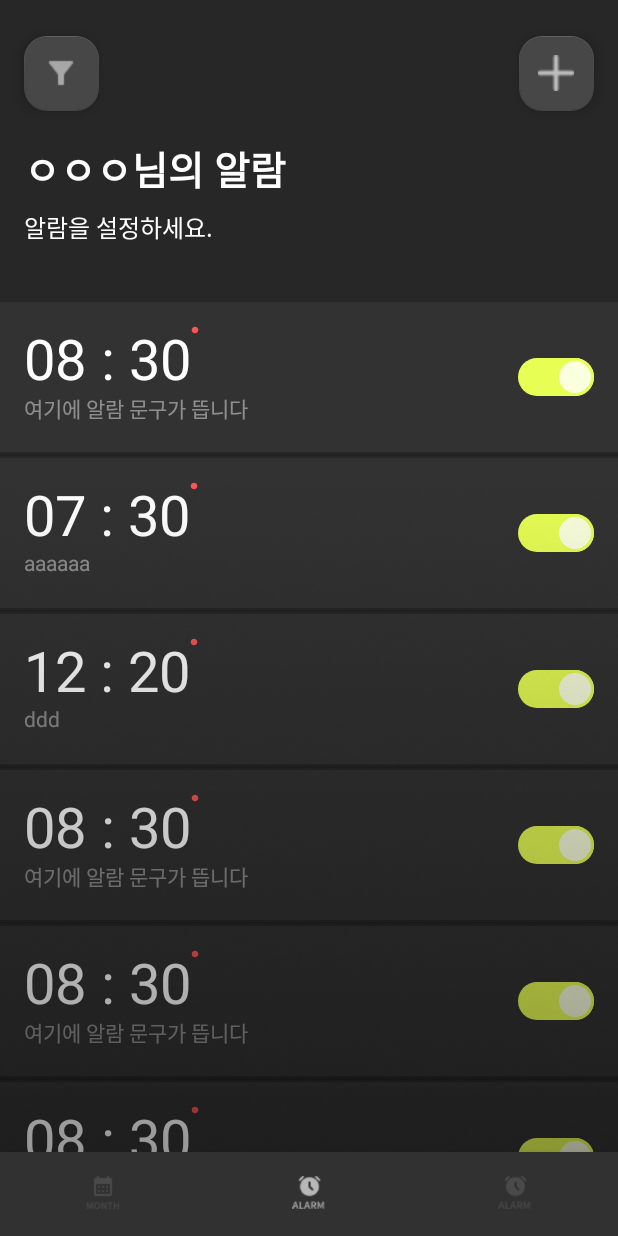
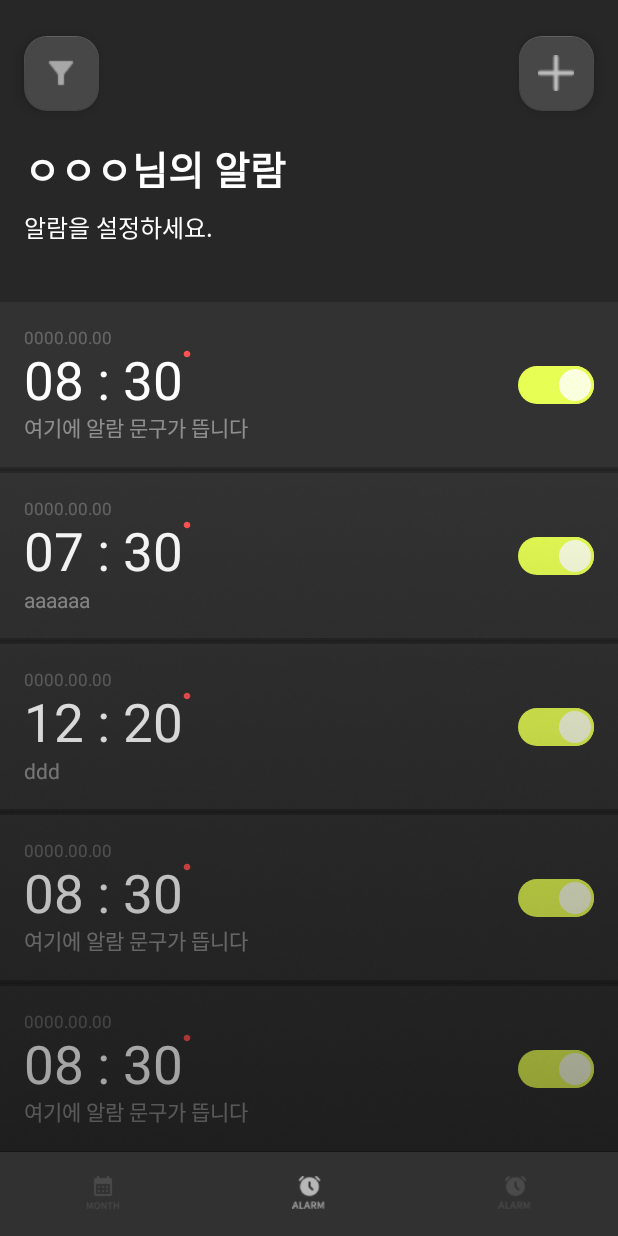
Before and after one commit to moon12-3/NotiUp, an Android app: the screen it shows after launch (MainActivity), item 2 of the bottom bar chosen, on a phone screen of 412 x 824 dp. Run offline under Robolectric (Android 15) with nearby library versions, the phone set to English and light mode, and no system bars; libraries missing offline, so code that uses them is left out: com.prolificinteractive.materialcalendarview; 6 statements that could not run were skipped.

Commit message:
hover 진행중

```diff
--- a/app/src/main/java/com/example/notiup/MonthFragment.kt
+++ b/app/src/main/java/com/example/notiup/MonthFragment.kt
@@ -105,6 +105,11 @@ class MonthFragment : Fragment() {
 
             }
 
+            // 꾹 눌러 이동할 수 없도록 함
+            override fun isLongPressDragEnabled(): Boolean {
+                return false
+            }
+
             override fun onChildDraw(
                 c: Canvas,
                 recyclerView: RecyclerView,
--- /dev/null
+++ b/app/src/main/res/drawable/item_background.xml
@@ -0,0 +1,6 @@
+<selector xmlns:android="http://schemas.android.com/apk/res/android">
+<!--    <item android:state_pressed="true" android:drawable="@drawable/item_background_pressed" />-->
+<!--    <item android:state_focused="true" android:drawable="@drawable/item_background_focused" />-->
+<!--    <item android:state_hovered="true" android:drawable="@drawable/item_background_hovered" />-->
+<!--    <item android:drawable="@drawable/item_background_normal" />-->
+</selector>
--- a/app/src/main/res/layout/list_item.xml
+++ b/app/src/main/res/layout/list_item.xml
@@ -7,13 +7,10 @@
 
     <androidx.constraintlayout.widget.ConstraintLayout
         android:layout_width="match_parent"
-        android:layout_height="100dp"
+        android:layout_height="110dp"
         android:layout_marginTop="1dp"
         android:layout_marginBottom="1dp"
-        android:clickable="true"
-        android:focusableInTouchMode="true"
-        android:focusable="true"
-        android:background="@drawable/bg_selector"
+        android:background="#333232"
         app:layout_constraintBottom_toBottomOf="parent"
         app:layout_constraintEnd_toEndOf="parent"
         app:layout_constraintHorizontal_bias="1.0"
@@ -26,23 +23,34 @@
             android:layout_width="wrap_content"
             android:layout_height="wrap_content"
             android:layout_marginStart="16dp"
-            android:layout_marginTop="12dp"
+            android:layout_marginTop="28dp"
             android:text="08 : 30"
             android:textColor="#FFFFFF"
-            android:textSize="37sp"
+            android:textSize="35sp"
             app:layout_constraintStart_toStartOf="parent"
             app:layout_constraintTop_toTopOf="parent" />
+
+        <ImageView
+            android:id="@+id/imageView"
+            android:layout_width="5dp"
+            android:layout_height="5dp"
+            android:layout_marginTop="32dp"
+            app:layout_constraintEnd_toStartOf="@+id/alarm_switch"
+            app:layout_constraintHorizontal_bias="0.0"
+            app:layout_constraintStart_toEndOf="@+id/tv_time"
+            app:layout_constraintTop_toTopOf="parent"
+            app:srcCompat="@drawable/color_circle" />
 
         <TextView
             android:id="@+id/tv_alarm_text"
             android:layout_width="wrap_content"
             android:layout_height="wrap_content"
             android:layout_marginStart="16dp"
-            android:layout_marginTop="60dp"
+            android:layout_marginBottom="16dp"
             android:text="여기에 알람 문구가 뜹니다."
             android:textColor="#73FFFFFF"
-            app:layout_constraintStart_toStartOf="parent"
-            app:layout_constraintTop_toTopOf="parent" />
+            app:layout_constraintBottom_toBottomOf="parent"
+            app:layout_constraintStart_toStartOf="parent" />
 
         <Switch
             android:id="@+id/alarm_switch"
@@ -57,16 +65,18 @@
             app:layout_constraintEnd_toEndOf="parent"
             app:layout_constraintTop_toTopOf="parent" />
 
-        <ImageView
-            android:id="@+id/imageView"
-            android:layout_width="5dp"
-            android:layout_height="5dp"
+        <TextView
+            android:id="@+id/tv_date"
+            android:layout_width="wrap_content"
+            android:layout_height="wrap_content"
+            android:layout_marginStart="16dp"
             android:layout_marginTop="16dp"
-            app:layout_constraintEnd_toStartOf="@+id/alarm_switch"
-            app:layout_constraintHorizontal_bias="0.0"
-            app:layout_constraintStart_toEndOf="@+id/tv_time"
-            app:layout_constraintTop_toTopOf="parent"
-            app:srcCompat="@drawable/color_circle" />
+            android:text="0000.00.00"
+            android:textColor="#40FFFFFF"
+            android:textSize="11sp"
+            app:layout_constraintStart_toStartOf="parent"
+            app:layout_constraintTop_toTopOf="parent" />
+
 
     </androidx.constraintlayout.widget.ConstraintLayout>
 </androidx.constraintlayout.widget.ConstraintLayout>
```
Also changed, not shown: app/src/main/java/com/example/notiup/AlarmFragment.kt (+8 -19 lines).
